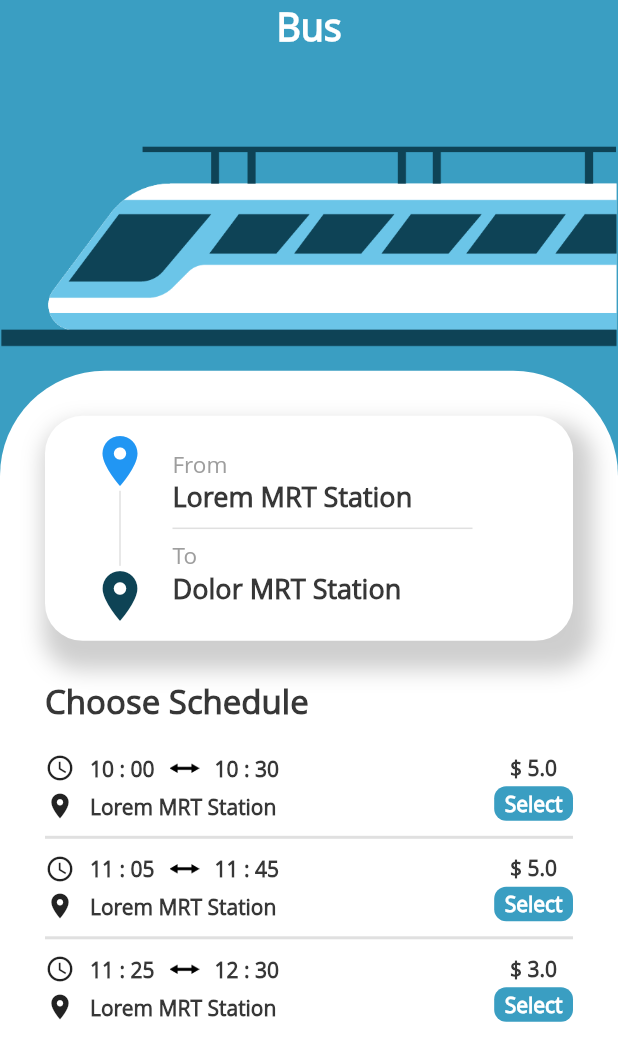
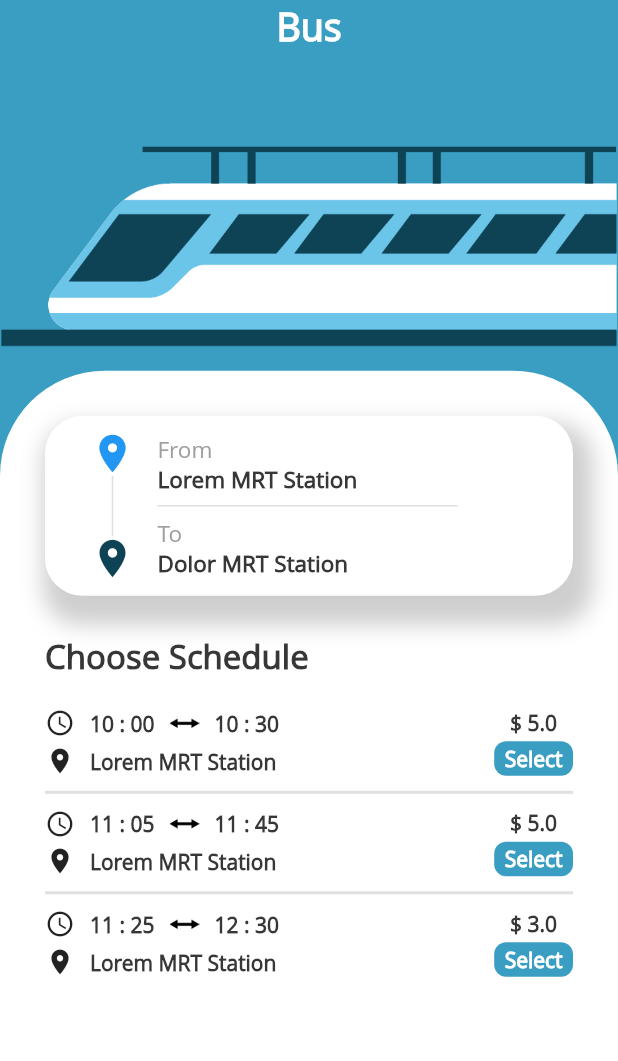
Before and after one commit to mustafa294/transportation-system, a Flutter app: the screen it shows after launch, after a tap on "Bus", on a phone screen of 412 x 824 dp. Shown: the top 1061 px of the screen. Run offline on Flutter 3.47's test engine with Material 2 defaults, Android fonts, the phone set to English and light mode, and no system bars.

```diff
--- /dev/null
+++ b/lib/common_widgets/location_description.dart
@@ -0,0 +1,87 @@
+import 'package:flutter/material.dart';
+import 'package:transportation_system/utils/constants.dart';
+
+class LocationDescription extends StatelessWidget {
+  @override
+  Widget build(BuildContext context) {
+    return Row(
+      children: [
+        Column(
+          children: [
+            Icon(
+              Icons.location_on,
+              color: Colors.blue,
+              size: 30,
+            ),
+            Container(
+              height: 40,
+              child: VerticalDivider(
+                thickness: 1,
+              ),
+            ),
+            Icon(
+              Icons.location_on,
+              color: AppColor.busColor,
+              size: 30,
+            ),
+          ],
+        ),
+        SizedBox(
+          width: 15,
+        ),
+        Column(
+          crossAxisAlignment: CrossAxisAlignment.start,
+          children: [
+            Column(
+              mainAxisAlignment: MainAxisAlignment.start,
+              crossAxisAlignment: CrossAxisAlignment.start,
+              children: [
+                Text(
+                  "From",
+                  style: TextStyle(
+                    color: Colors.grey,
+                    fontSize: 15,
+                  ),
+                ),
+                Text(
+                  "Lorem MRT Station",
+                  style: TextStyle(
+                    color: AppColor.textDarkColor,
+                    fontWeight: FontWeight.bold,
+                    fontSize: 15,
+                  ),
+                ),
+              ],
+            ),
+            Container(
+              width: 200,
+              child: Divider(
+                thickness: 1,
+              ),
+            ),
+            Column(
+              crossAxisAlignment: CrossAxisAlignment.start,
+              children: [
+                Text(
+                  "To",
+                  style: TextStyle(
+                    color: Colors.grey,
+                    fontSize: 15,
+                  ),
+                ),
+                Text(
+                  "Dolor MRT Station",
+                  style: TextStyle(
+                    color: AppColor.textDarkColor,
+                    fontWeight: FontWeight.bold,
+                    fontSize: 15,
+                  ),
+                ),
+              ],
+            ),
+          ],
+        )
+      ],
+    );
+  }
+}
--- a/lib/screens/schedule_page.dart
+++ b/lib/screens/schedule_page.dart
@@ -1,4 +1,5 @@
 import 'package:flutter/material.dart';
+import 'package:transportation_system/common_widgets/location_description.dart';
 import 'package:transportation_system/common_widgets/schedule_description.dart';
 import 'package:transportation_system/utils/constants.dart';
 
@@ -65,85 +66,7 @@ class SchedulePage extends StatelessWidget {
           ),
         ],
       ),
-      child: Row(
-        children: [
-          Column(
-            children: [
-              Icon(
-                Icons.location_on,
-                color: Colors.blue,
-                size: 40,
-              ),
-              Container(
-                height: 50,
-                child: VerticalDivider(
-                  thickness: 1,
-                ),
-              ),
-              Icon(
-                Icons.location_on,
-                color: AppColor.busColor,
-                size: 40,
-              ),
-            ],
-          ),
-          SizedBox(
-            width: 15,
-          ),
-          Column(
-            crossAxisAlignment: CrossAxisAlignment.start,
-            children: [
-              Column(
-                mainAxisAlignment: MainAxisAlignment.start,
-                crossAxisAlignment: CrossAxisAlignment.start,
-                children: [
-                  Text(
-                    "From",
-                    style: TextStyle(
-                      color: Colors.grey,
-                      fontSize: 15,
-                    ),
-                  ),
-                  Text(
-                    "Lorem MRT Station",
-                    style: TextStyle(
-                      color: AppColor.textDarkColor,
-                      fontWeight: FontWeight.bold,
-                      fontSize: 18,
-                    ),
-                  ),
-                ],
-              ),
-              Container(
-                width: 200,
-                child: Divider(
-                  thickness: 1,
-                ),
-              ),
-              Column(
-                crossAxisAlignment: CrossAxisAlignment.start,
-                children: [
-                  Text(
-                    "To",
-                    style: TextStyle(
-                      color: Colors.grey,
-                      fontSize: 15,
-                    ),
-                  ),
-                  Text(
-                    "Dolor MRT Station",
-                    style: TextStyle(
-                      color: AppColor.textDarkColor,
-                      fontWeight: FontWeight.bold,
-                      fontSize: 18,
-                    ),
-                  ),
-                ],
-              ),
-            ],
-          )
-        ],
-      ),
+      child: LocationDescription(),
     );
   }
 
```
Also changed, not shown: lib/common_widgets/schedule_description.dart (+17 -1 lines), lib/screens/ticket_page.dart (added, +325 -0 lines), assets/images/qr.png (added).
